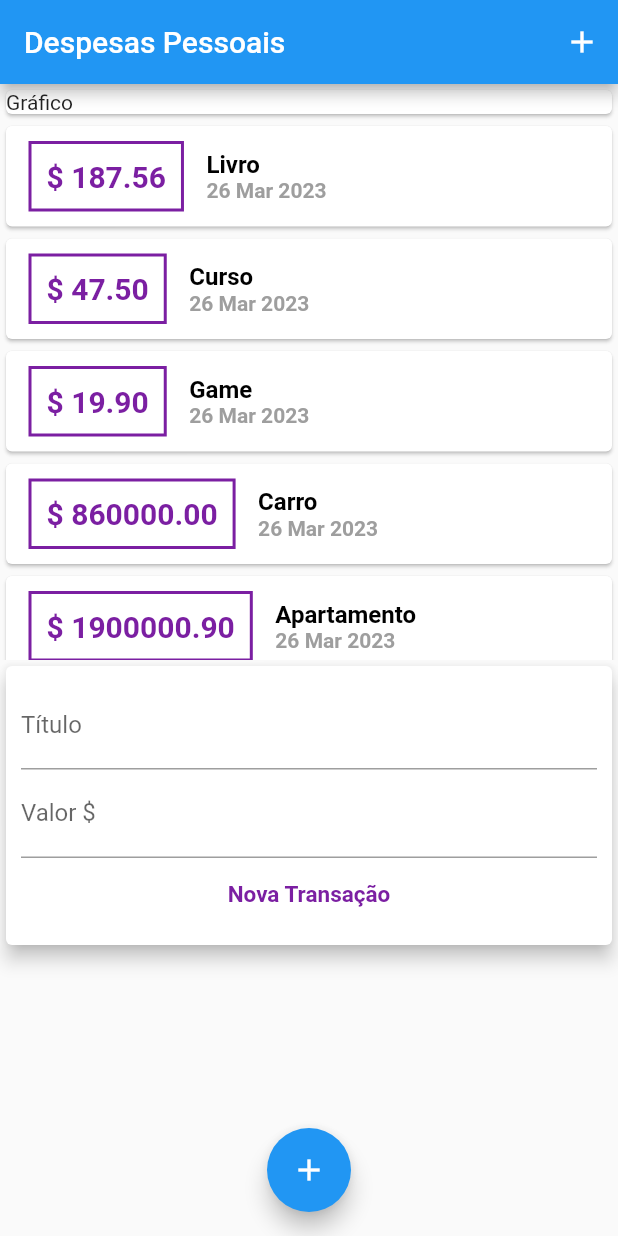
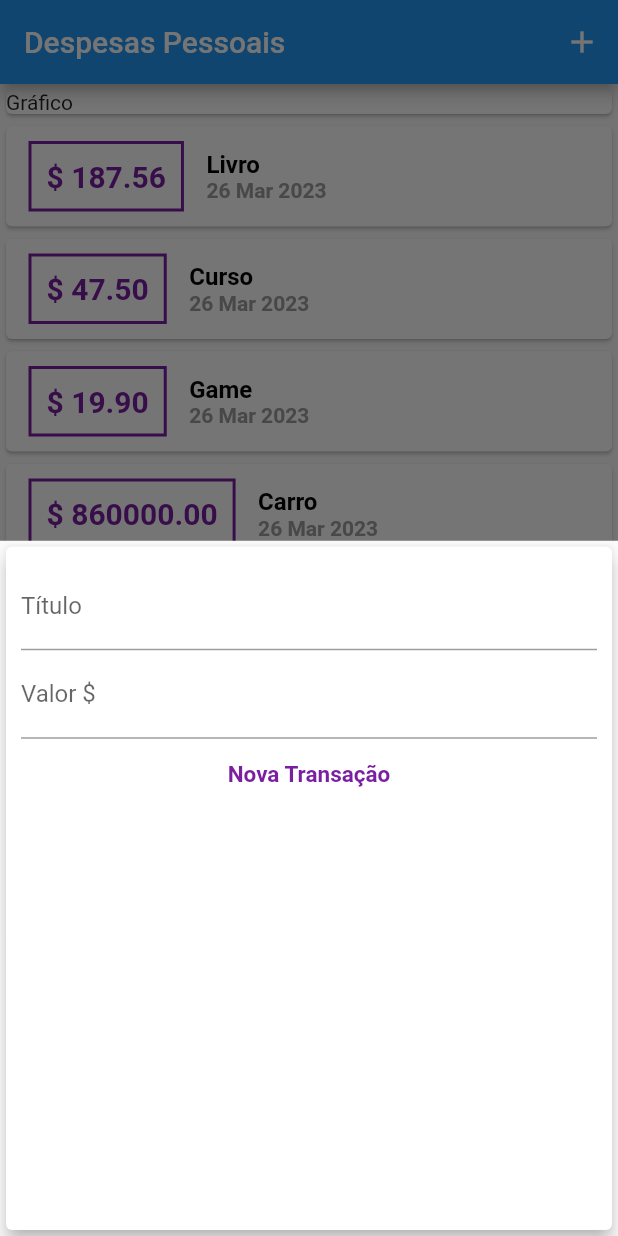
Before and after one commit to Digo-Castro/Aprendendo-Flutter, a Flutter app: the screen it shows after launch, after a tap on the "add" icon, on a phone screen of 412 x 824 dp. Run offline on Flutter 3.47's test engine with Material 2 defaults, Android fonts, the phone set to English and light mode, and no system bars.

```diff
--- a/project_expenses/lib/components/transaction_form.dart
+++ b/project_expenses/lib/components/transaction_form.dart
@@ -1,11 +1,17 @@
 import 'package:flutter/material.dart';
 
-class TransactionForm extends StatelessWidget {
+class TransactionForm extends StatefulWidget {
+  final void Function(String, double) onSubmit;
+
+  const TransactionForm({super.key, required this.onSubmit});
+
+  @override
+  State<TransactionForm> createState() => _TransactionFormState();
+}
+
+class _TransactionFormState extends State<TransactionForm> {
   final _titleController = TextEditingController();
   final _valueController = TextEditingController();
-  final void Function(String, double) onSubmit;
-
-  TransactionForm({super.key, required this.onSubmit});
 
   void _submitForm() {
     final title = _titleController.text;
@@ -14,7 +20,7 @@ class TransactionForm extends StatelessWidget {
     if (title.isEmpty || value <= 0) {
       return;
     }
-    onSubmit(title, value);
+    widget.onSubmit(title, value);
   }
 
   @override
--- a/project_expenses/lib/components/transaction_user.dart
+++ /dev/null
@@ -1,47 +0,0 @@
-import 'package:flutter/material.dart';
-import 'package:project_expenses/components/transactions_list.dart';
-import 'package:project_expenses/components/transaction_form.dart';
-import '../models/transaction.dart';
-
-class TransactionUser extends StatefulWidget {
-  const TransactionUser({super.key});
-
-  @override
-  State<TransactionUser> createState() => _TransactionUserState();
-}
-
-class _TransactionUserState extends State<TransactionUser> {
-
-  final List<Transaction> _transactions = [
-    Transaction(id: 't1', title: 'Livro', value: 187.56, date: DateTime.now()),
-    Transaction(id: 't2', title: 'Curso', value: 47.50, date: DateTime.now()),
-    Transaction(id: 't3', title: 'Game', value: 19.90, date: DateTime.now()),
-    Transaction(id: 't4', title: 'Carro', value: 860000.00, date: DateTime.now()),
-    Transaction(id: 't5', title: 'Apartamento', value: 1900000.90, date: DateTime.now()),
-    Transaction(id: 't6', title: 'Passagem aérea', value: 4700.50, date: DateTime.now()),
-    Transaction(id: 't7', title: 'Game', value: 190.90, date: DateTime.now()),
-  ];
-
-  void _addTransaction(String title, double value) {
-    final newTransaction = Transaction(
-      id: UniqueKey().toString(),
-      title: title,
-      value: value,
-      date: DateTime.now(),
-      );
-      print(newTransaction.id);
-      setState(() {
-        _transactions.add(newTransaction);
-      });
-  }
-
-  @override
-  Widget build(BuildContext context) {
-    return Column(
-      children: [
-        TransactionsList(transactions: _transactions),
-        TransactionForm(onSubmit: _addTransaction),
-        ],
-    );
-  }
-}
--- a/project_expenses/lib/main.dart
+++ b/project_expenses/lib/main.dart
@@ -1,6 +1,8 @@
 import 'package:flutter/material.dart';
+import 'package:project_expenses/components/transaction_form.dart';
 
-import 'components/transaction_user.dart';
+import 'components/transactions_list.dart';
+import 'models/transaction.dart';
 
 main() => runApp(const ExpensesApp());
 
@@ -9,14 +11,58 @@ class ExpensesApp extends StatelessWidget {
 
   @override
   Widget build(BuildContext context) {
-    return MaterialApp(
+    return const MaterialApp(
       home: MyHomePage(),
     );
   }
 }
 
-class MyHomePage extends StatelessWidget {
+class MyHomePage extends StatefulWidget {
   const MyHomePage({super.key});
+
+  @override
+  State<MyHomePage> createState() => _MyHomePageState();
+}
+
+class _MyHomePageState extends State<MyHomePage> {
+  final List<Transaction> _transactions = [
+    Transaction(id: 't1', title: 'Livro', value: 187.56, date: DateTime.now()),
+    Transaction(id: 't2', title: 'Curso', value: 47.50, date: DateTime.now()),
+    Transaction(id: 't3', title: 'Game', value: 19.90, date: DateTime.now()),
+    Transaction(
+        id: 't4', title: 'Carro', value: 860000.00, date: DateTime.now()),
+    Transaction(
+        id: 't5',
+        title: 'Apartamento',
+        value: 1900000.90,
+        date: DateTime.now()),
+    Transaction(
+        id: 't6',
+        title: 'Passagem aérea',
+        value: 4700.50,
+        date: DateTime.now()),
+    Transaction(id: 't7', title: 'Game', value: 190.90, date: DateTime.now()),
+  ];
+
+  void _addTransaction(String title, double value) {
+    final newTransaction = Transaction(
+      id: UniqueKey().toString(),
+      title: title,
+      value: value,
+      date: DateTime.now(),
+    );
+    setState(() {
+      _transactions.add(newTransaction);
+    });
+
+    Navigator.of(context).pop();
+  }
+
+  _openTransactionFormModal(BuildContext context) {
+    showModalBottomSheet(
+        context: context,
+        builder: (_) => TransactionForm(onSubmit: _addTransaction));
+  }
 
   @override
   Widget build(BuildContext context) {
@@ -25,7 +71,7 @@ class MyHomePage extends StatelessWidget {
         title: const Text('Despesas Pessoais'),
         actions: [
           IconButton(
-            onPressed: () {},
+            onPressed: () => _openTransactionFormModal(context),
             icon: const Icon(Icons.add),
           )
         ],
@@ -33,18 +79,18 @@ class MyHomePage extends StatelessWidget {
       body: SingleChildScrollView(
         child: Column(
           crossAxisAlignment: CrossAxisAlignment.stretch,
-          children: const [
-            SizedBox(
+          children: [
+            const SizedBox(
               child: Card(
                 child: Text('Gráfico'),
               ),
             ),
-            TransactionUser(),
+            TransactionsList(transactions: _transactions),
           ],
         ),
       ),
       floatingActionButton: FloatingActionButton(
-        onPressed: () {},
+        onPressed: () => _openTransactionFormModal(context),
         child: const Icon(Icons.add),
       ),
       floatingActionButtonLocation: FloatingActionButtonLocation.centerFloat,
```
